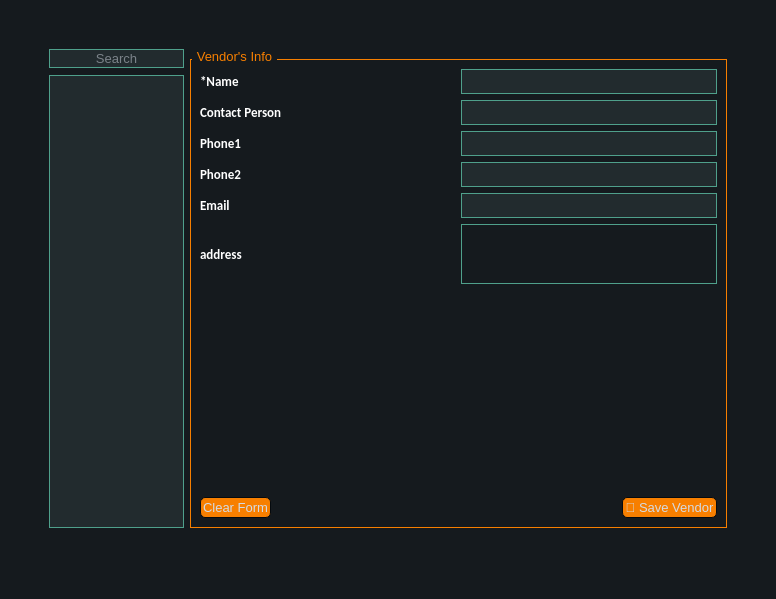
The window that ui/vendor_view.ui (AliTavakoliNiya/GriinPower) describes before a commit, drawn with Qt 5.
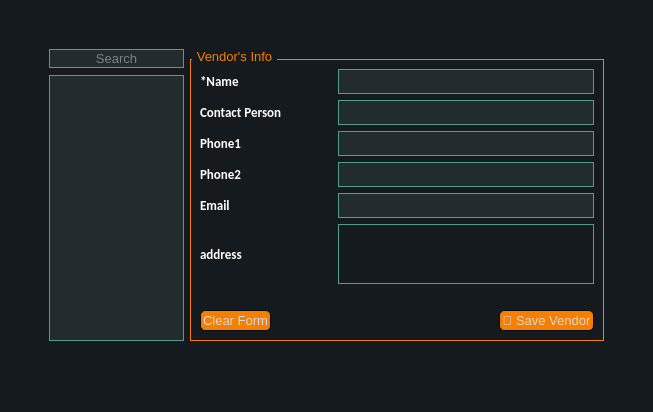
The same window after the commit.

```diff
--- a/ui/vendor_view.ui
+++ b/ui/vendor_view.ui
@@ -6,8 +6,8 @@
    <rect>
     <x>0</x>
     <y>0</y>
-    <width>776</width>
-    <height>599</height>
+    <width>653</width>
+    <height>412</height>
    </rect>
   </property>
   <property name="windowTitle">
```
Left out of the diff: 6 changed lines with no effect on the pictures.
